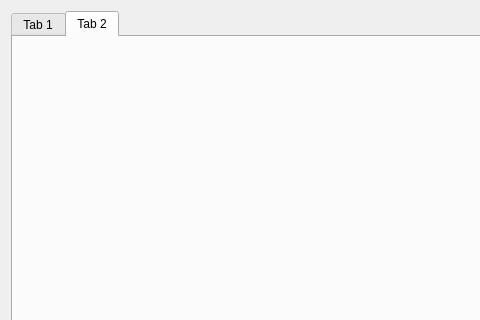
MoonByungBok/ros_qt_control, file ui/mainwidget.ui: the form before one commit; both pictures show x 0 to 480 and y 0 to 320 of the 640 by 480 pixel window.
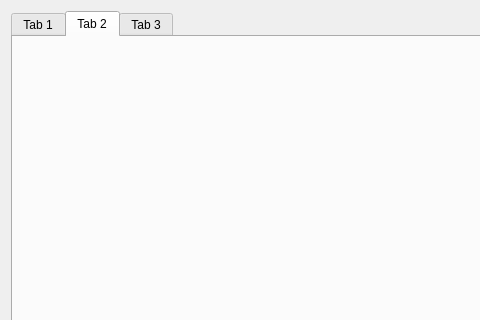
The form after the commit. The open tabs and pages were chosen to show the change.

What changed in the file:
```diff
--- a/ui/mainwidget.ui
+++ b/ui/mainwidget.ui
@@ -29,6 +29,11 @@
        <string>Tab 2</string>
       </attribute>
      </widget>
+     <widget class="QWidget" name="pTab3">
+      <attribute name="title">
+       <string>Tab 3</string>
+      </attribute>
+     </widget>
     </widget>
    </item>
   </layout>
```
Left out of the diff: 2 changed lines with no effect on the pictures.
